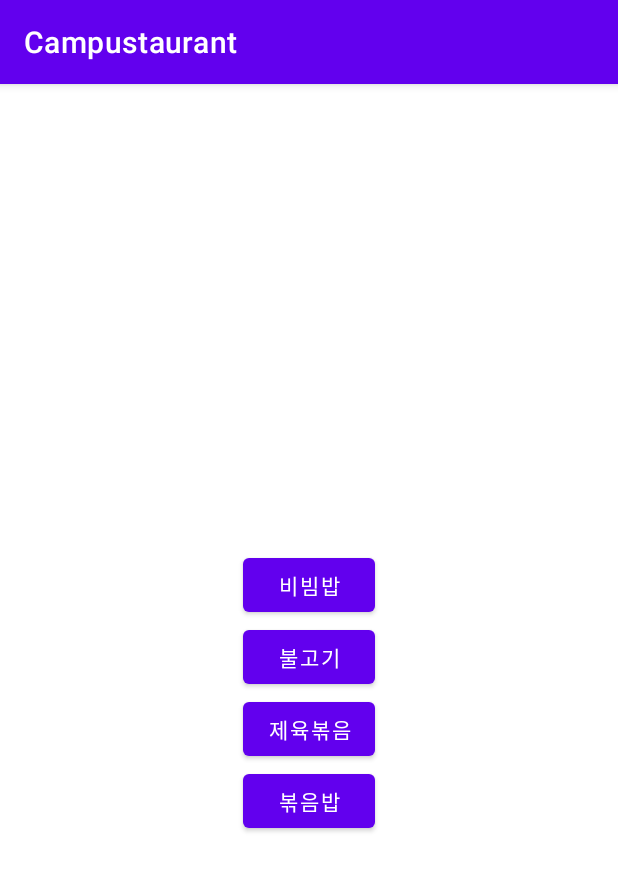
After one commit to min429/Campustaurant, an Android app: the MenuSelectActivity1 screen opened directly, with no data from a screen before it, on a phone screen of 412 x 824 dp. The commit adds this screen. Shown: the top 871 px of the screen. Run offline under Robolectric (Android 15) with nearby library versions, the phone set to English and light mode, and no system bars.

Commit message:
메뉴 선택기능 구현

```diff
--- a/app/src/main/java/com/example/campustaurant/ChatActivity.java
+++ b/app/src/main/java/com/example/campustaurant/ChatActivity.java
@@ -27,7 +27,7 @@ import java.util.Hashtable;
 public class ChatActivity extends AppCompatActivity {
     private static final String TAG = "ChatActivity";
     private RecyclerView recyclerView;
-    MyAdapter mAdapter;
+    ChatAdapter mAdapter;
     private RecyclerView.LayoutManager layoutManager;
     EditText etText;
     Button btnSend;
@@ -56,7 +56,7 @@ public class ChatActivity extends AppCompatActivity {
         layoutManager = new LinearLayoutManager(this); // layoutManager를 생성 // LinearLayoutManager: 리스트를 상/하로 보여주는 타입(뷰가 수직으로 쌓임)
         recyclerView.setLayoutManager(layoutManager); // 리사이클러뷰의 LayoutManager를 위에서 생성한 layoutManager로 세팅
 
-        mAdapter = new MyAdapter(chatArrayList, stUserId); // chat객체 배열, email값을 어댑터에 넣어줌
+        mAdapter = new ChatAdapter(chatArrayList, stUserId); // chat객체 배열, email값을 어댑터에 넣어줌
         recyclerView.setAdapter(mAdapter);
 
         DatabaseReference ref = database.getReference("message"); // message하위에 데이터 저장하기 위해
--- /dev/null
+++ b/app/src/main/java/com/example/campustaurant/MenuSelectActivity1.java
@@ -0,0 +1,14 @@
+package com.example.campustaurant;
+
+import androidx.appcompat.app.AppCompatActivity;
+
+import android.os.Bundle;
+
+public class MenuSelectActivity1 extends AppCompatActivity {
+
+    @Override
+    protected void onCreate(Bundle savedInstanceState) {
+        super.onCreate(savedInstanceState);
+        setContentView(R.layout.activity_menu_select1);
+    }
+}
--- /dev/null
+++ b/app/src/main/res/layout/activity_menu_select1.xml
@@ -0,0 +1,49 @@
+<?xml version="1.0" encoding="utf-8"?>
+<androidx.constraintlayout.widget.ConstraintLayout xmlns:android="http://schemas.android.com/apk/res/android"
+    xmlns:app="http://schemas.android.com/apk/res-auto"
+    xmlns:tools="http://schemas.android.com/tools"
+    android:layout_width="match_parent"
+    android:layout_height="match_parent"
+
+    tools:context=".MenuSelectActivity1"
+    android:orientation="vertical">
+
+    <Button
+        android:id="@+id/btn_korean"
+        android:layout_width="wrap_content"
+        android:layout_height="wrap_content"
+        android:text="비빔밥"
+        android:layout_marginBottom="100dp"
+        app:layout_constraintBottom_toBottomOf="parent"
+        app:layout_constraintEnd_toEndOf="parent"
+        app:layout_constraintStart_toStartOf="parent"
+        app:layout_constraintTop_toTopOf="parent" />
+
+    <Button
+        android:id="@+id/btn_western"
+        android:layout_width="wrap_content"
+        android:layout_height="wrap_content"
+        android:text="불고기"
+        app:layout_constraintEnd_toEndOf="@+id/btn_korean"
+        app:layout_constraintStart_toStartOf="@+id/btn_korean"
+        app:layout_constraintTop_toBottomOf="@+id/btn_korean" />
+
+    <Button
+        android:id="@+id/btn_chinese"
+        android:layout_width="wrap_content"
+        android:layout_height="wrap_content"
+        android:text="제육볶음"
+        app:layout_constraintEnd_toEndOf="@+id/btn_western"
+        app:layout_constraintStart_toStartOf="@+id/btn_western"
+        app:layout_constraintTop_toBottomOf="@+id/btn_western" />
+
+    <Button
+        android:id="@+id/btn_japanese"
+        android:layout_width="wrap_content"
+        android:layout_height="wrap_content"
+        android:text="볶음밥"
+        app:layout_constraintEnd_toEndOf="@+id/btn_chinese"
+        app:layout_constraintStart_toStartOf="@+id/btn_chinese"
+        app:layout_constraintTop_toBottomOf="@+id/btn_chinese" />
+
+</androidx.constraintlayout.widget.ConstraintLayout>
```
Also changed, not shown: app/src/main/AndroidManifest.xml (+36 -1 lines), app/src/main/java/com/example/campustaurant/ChatAdapter.java (renamed from app/src/main/java/com/example/campustaurant/MyAdapter.java, +4 -5 lines), app/src/main/java/com/example/campustaurant/MainActivity.java (+9 -0 lines), app/src/main/java/com/example/campustaurant/MenuSelectActivity.java (added, +58 -0 lines), app/src/main/java/com/example/campustaurant/MenuSelectActivity2.java (added, +14 -0 lines), app/src/main/java/com/example/campustaurant/MenuSelectActivity3.java (added, +14 -0 lines), app/src/main/java/com/example/campustaurant/MenuSelectActivity4.java (added, +14 -0 lines), app/src/main/res/layout/activity_main.xml (+15 -4 lines), app/src/main/res/layout/activity_menu_select.xml (added, +49 -0 lines), app/src/main/res/layout/activity_menu_select2.xml (added, +49 -0 lines), app/src/main/res/layout/activity_menu_select3.xml (added, +9 -0 lines), app/src/main/res/layout/activity_menu_select4.xml (added, +9 -0 lines).
